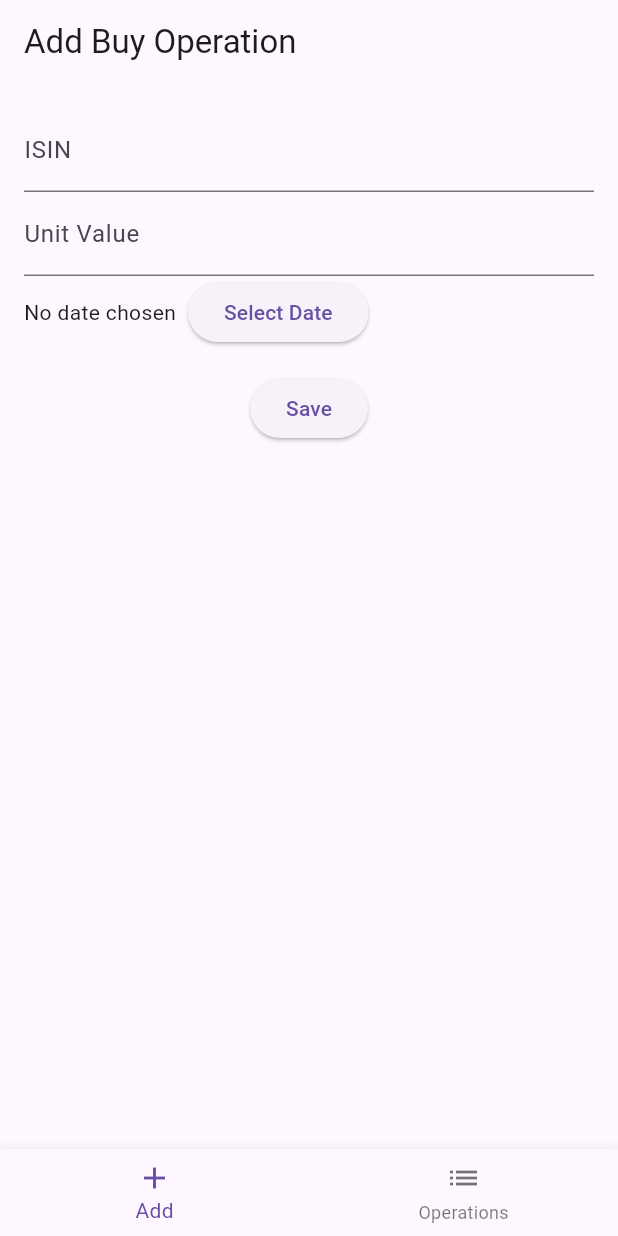
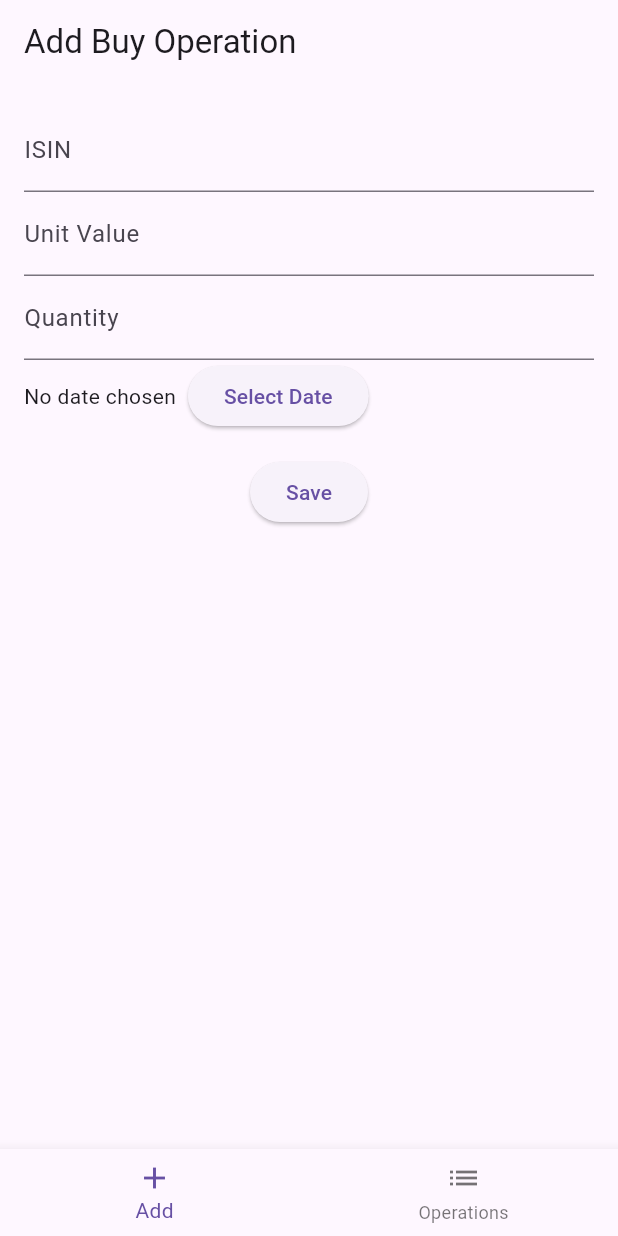
Before and after one commit to polku/fortuna, a Flutter app: the screen it shows after launch, on a phone screen of 412 x 824 dp. Run offline on Flutter 3.47's test engine with Material 3 defaults, Android fonts, the phone set to English and light mode, and no system bars; our stand-ins replace sqflite; accounts and stored records are empty.

Commit message:
Add quantity field for operations

```diff
--- a/lib/db_helper.dart
+++ b/lib/db_helper.dart
@@ -25,7 +25,8 @@ class DbHelper {
             id INTEGER PRIMARY KEY AUTOINCREMENT,
             isin TEXT NOT NULL,
             date INTEGER NOT NULL,
-            value_unit REAL NOT NULL
+            value_unit REAL NOT NULL,
+            quantity REAL NOT NULL
           )
         ''');
       },
--- a/lib/main.dart
+++ b/lib/main.dart
@@ -65,12 +65,14 @@ class _BuyOperationPageState extends State<BuyOperationPage> {
   final _formKey = GlobalKey<FormState>();
   final _isinController = TextEditingController();
   final _valueController = TextEditingController();
+  final _quantityController = TextEditingController();
   DateTime? _selectedDate;
 
   @override
   void dispose() {
     _isinController.dispose();
     _valueController.dispose();
+    _quantityController.dispose();
     super.dispose();
   }
 
@@ -94,6 +96,7 @@ class _BuyOperationPageState extends State<BuyOperationPage> {
       'isin': _isinController.text,
       'date': _selectedDate!.millisecondsSinceEpoch,
       'value_unit': double.parse(_valueController.text),
+      'quantity': double.parse(_quantityController.text),
     });
     ScaffoldMessenger.of(context).showSnackBar(
       const SnackBar(content: Text('Operation saved')),
@@ -124,6 +127,12 @@ class _BuyOperationPageState extends State<BuyOperationPage> {
                 decoration: const InputDecoration(labelText: 'Unit Value'),
                 keyboardType: TextInputType.numberWithOptions(decimal: true),
                 validator: (v) => v == null || v.isEmpty ? 'Enter value' : null,
+              ),
+              TextFormField(
+                controller: _quantityController,
+                decoration: const InputDecoration(labelText: 'Quantity'),
+                keyboardType: TextInputType.numberWithOptions(decimal: true),
+                validator: (v) => v == null || v.isEmpty ? 'Enter quantity' : null,
               ),
               Row(
                 children: [
@@ -191,7 +200,8 @@ class _OperationsListPageState extends State<OperationsListPage> {
               final date = DateTime.fromMillisecondsSinceEpoch(op['date']);
               return ListTile(
                 title: Text(op['isin']),
-                subtitle: Text("${date.toLocal().toString().split(' ')[0]} - ${op['value_unit']}"),
+                subtitle: Text(
+                    "${date.toLocal().toString().split(' ')[0]} - ${op['quantity']} x ${op['value_unit']}")
               );
             },
           );
```
Also changed, not shown: 1 other file.
